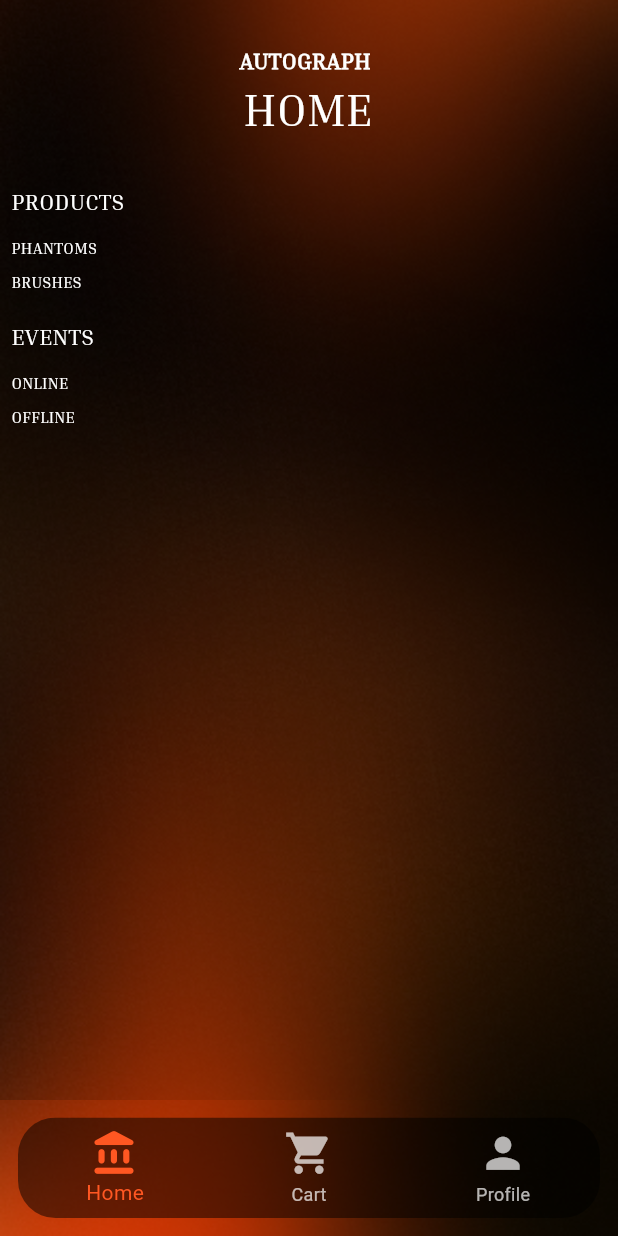
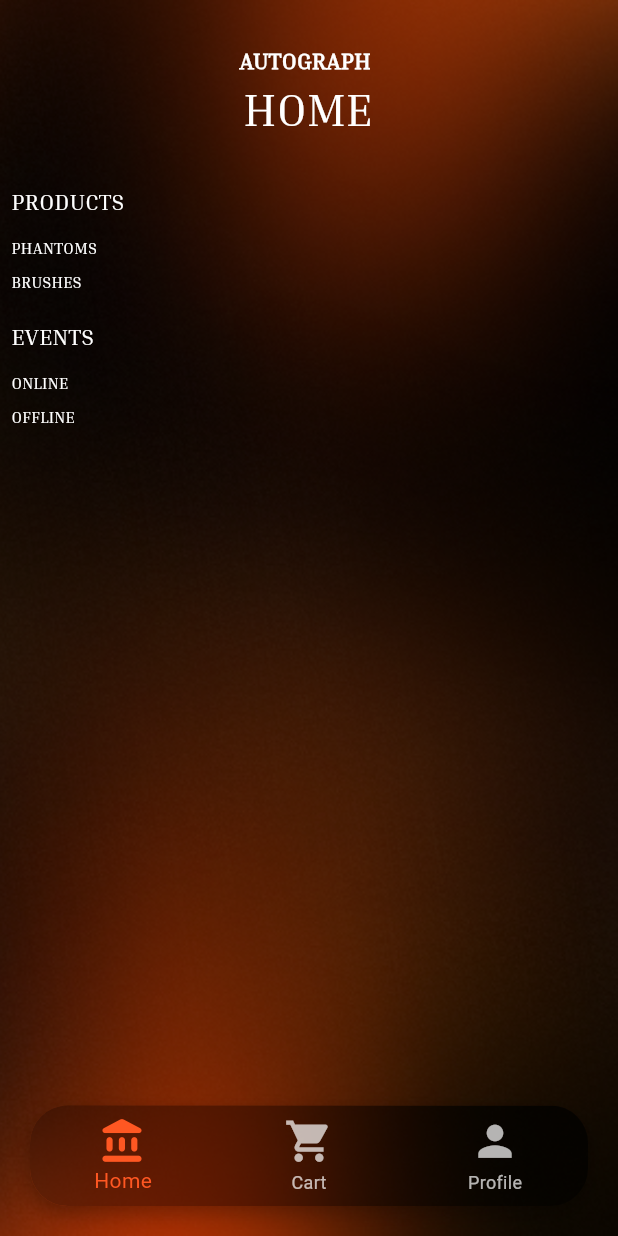
Before and after one commit to Garretlil/autograph_app, a Flutter app: the screen it shows after launch, after a tap on "Зарегистрироваться", on a phone screen of 412 x 824 dp. Run offline on Flutter 3.47's test engine with Material 3 defaults, Android fonts, the light colour scheme and no system bars; our stand-ins replace auto_route; missing offline and left inert: sbp.

Commit message:
Changed the BottomNavigationBar to a floating one

```diff
--- a/lib/HomeScreens/ListOfVebinars.dart
+++ b/lib/HomeScreens/ListOfVebinars.dart
@@ -129,6 +129,9 @@ class _ListOfVebinars extends State<ListOfVebinars> {
                           setState(() {
                             item['isOn'] = value;
                             if (value) {
+                              setState(() {
+                                LocalCart.instance.isProductsInCart=true;
+                              });
                               LocalCart.instance.addWebinarToCourse(widget.section, item);
                             } else {
                               LocalCart.instance.removeWebinarFromCourse(widget.section, item);
@@ -145,7 +148,8 @@ class _ListOfVebinars extends State<ListOfVebinars> {
             Row(
               children: [
                 Padding(
-                  padding: const EdgeInsets.only(left: 20.0),
+                  padding: EdgeInsets.only(left: 10.0 * MediaQuery.of(context).devicePixelRatio,
+                      bottom: 40.0 * MediaQuery.of(context).devicePixelRatio),
                   child: Text(
                     'TOTAL:   ${LocalCart.instance.getCourseTotalPrice(widget.section)}\$ ',
                     style: const TextStyle(
--- a/lib/HomeScreens/LocalCart.dart
+++ b/lib/HomeScreens/LocalCart.dart
@@ -2,6 +2,7 @@ import '../Courses.dart';
 
 class LocalCart {
    LocalCart._privateConstructor();
+   bool isProductsInCart=false;
 
    static final LocalCart instance = LocalCart._privateConstructor();
 
@@ -54,6 +55,9 @@ class LocalCart {
 
          if (webinars.isEmpty) {
             _selectedWebinarsByCourse.remove(courseName);
+            if (getSelectedCourses().isEmpty){
+                isProductsInCart=false;
+            }
          }
       }
    }
@@ -72,4 +76,5 @@ class LocalCart {
    List<String> getSelectedCourses() {
       return _selectedWebinarsByCourse.keys.toList();
    }
+
 }
--- a/lib/ProfileScreens/ProfilePage.dart
+++ b/lib/ProfileScreens/ProfilePage.dart
@@ -64,10 +64,60 @@ class ProfileScreen extends StatelessWidget {
                   ),
                 ),
                 const SizedBox(height: 50),
-                const MenuItem(title: 'MY EVENTS'),
-                const MenuItem(title: 'ORDERS'),
-                const MenuItem(title: 'SETTINGS'),
-                const MenuItem(title: 'SUPPORT'),
+                GestureDetector(
+                  onTap: () {
+                    Navigator.pushNamed(context, '/MY_EVENTS');
+                  },
+                  child: Text(
+                    'MY EVENTS',
+                    style: TextStyle(
+                      fontSize: 9.0 * MediaQuery.of(context).devicePixelRatio,
+                      fontWeight: FontWeight.normal,
+                      color: Colors.white,
+                      fontFamily: 'Inria Serif',
+                    ),
+                  ),
+                ),
+                const SizedBox(height: 7),
+                Padding(
+                  padding: const EdgeInsets.symmetric(vertical: 10),
+                  child: Text(
+                    'ORDERS',
+                    style:  TextStyle(
+                      color: Colors.white,
+                      fontSize: 9.0 * MediaQuery.of(context).devicePixelRatio,
+                      fontWeight: FontWeight.normal,
+                      fontFamily: 'Inria Serif',
+                      letterSpacing: 1.5,
+                    ),
+                  ),
+                ),
+                Padding(
+                  padding: const EdgeInsets.symmetric(vertical: 10),
+                  child: Text(
+                    'SETTINGS',
+                    style:  TextStyle(
+                      color: Colors.white,
+                      fontSize: 9.0 * MediaQuery.of(context).devicePixelRatio,
+                      fontWeight: FontWeight.normal,
+                      fontFamily: 'Inria Serif',
+                      letterSpacing: 1.5,
+                    ),
+                  ),
+                ),
+                Padding(
+                  padding: const EdgeInsets.symmetric(vertical: 10),
+                  child: Text(
+                    'SUPPORT',
+                    style:  TextStyle(
+                      color: Colors.white,
+                      fontSize: 9.0 * MediaQuery.of(context).devicePixelRatio,
+                      fontWeight: FontWeight.normal,
+                      fontFamily: 'Inria Serif',
+                      letterSpacing: 1.5,
+                    ),
+                  ),
+                ),
                 const Spacer(),
                 const Text(
                   'EST. 2024',
@@ -84,27 +134,3 @@ class ProfileScreen extends StatelessWidget {
      );
   }
 }
-
-// Виджет для пунктов меню
-class MenuItem extends StatelessWidget {
-  final String title;
-
-  const MenuItem({super.key, required this.title});
-
-  @override
-  Widget build(BuildContext context) {
-    return Padding(
-      padding: const EdgeInsets.symmetric(vertical: 10),
-      child: Text(
-        title,
-        style:  TextStyle(
-          color: Colors.white,
-          fontSize: 9.0 * MediaQuery.of(context).devicePixelRatio,
-          fontWeight: FontWeight.normal,
-          fontFamily: 'Inria Serif',
-          letterSpacing: 1.5,
-        ),
-      ),
-    );
-  }
-}
--- a/lib/ScreensWithNavigationBar.dart
+++ b/lib/ScreensWithNavigationBar.dart
@@ -6,6 +6,8 @@ import 'HomeScreens/EventsOnline.dart';
 import 'HomeScreens/EventsOnlineOfflineScreen.dart';
 import 'HomeScreens/HomePage.dart';
 import 'HomeScreens/ListOfVebinars.dart';
+import 'HomeScreens/LocalCart.dart';
+import 'ProfileScreens/ProfileMyEventsScreen.dart';
 import 'ProfileScreens/ProfilePage.dart';
 
 class ScreensWithNavigationBar extends StatefulWidget {
@@ -17,7 +19,9 @@ class ScreensWithNavigationBar extends StatefulWidget {
 }
 
 class _ScreensWithNavigationBarState extends State<ScreensWithNavigationBar> {
+
   int _selectedIndex = 0;
+  int cartItemCount = 0;
 
   final List<GlobalKey<NavigatorState>> _navigatorKeys = [
     GlobalKey<NavigatorState>(),
@@ -33,6 +37,28 @@ class _ScreensWithNavigationBarState extends State<ScreensWithNavigationBar> {
       return true;
     }
     return false;
+  }
+
+  Widget _buildCartIcon() {
+    return Stack(
+      clipBehavior: Clip.none,
+      children: [
+        const Icon(Icons.shopping_cart),
+        if (LocalCart.instance.isProductsInCart)
+          Positioned(
+            right: -1,
+            top: 0,
+            child: Container(
+              width: 8,
+              height: 8,
+              decoration: const BoxDecoration(
+                color: Colors.deepOrange,
+                shape: BoxShape.circle,
+              ),
+            ),
+          ),
+      ],
+    );
   }
 
   Widget _buildNavigator(int index) {
@@ -87,7 +113,11 @@ class _ScreensWithNavigationBarState extends State<ScreensWithNavigationBar> {
               switch (settings.name) {
                 case '/':
                   return const ProfileScreen();
-                case '/editProfile':
+                case '/MY_EVENTS':
+                  return const ProfileMyEventsScreen();
+                case '/Orders':
+                  return const ProfileScreen();
+                case '/Settings':
                   return const ProfileScreen();
                 default:
                   throw Exception('Unknown route: ${settings.name}');
@@ -107,25 +137,36 @@ class _ScreensWithNavigationBarState extends State<ScreensWithNavigationBar> {
     return WillPopScope(
       onWillPop: _onWillPop,
       child: Scaffold(
-        body: IndexedStack(
+        body: Stack(
+          children: [
+            IndexedStack(
               index: _selectedIndex,
               children: List.generate(
                 _navigatorKeys.length,
                     (index) => _buildNavigator(index),
               ),
             ),
-        bottomNavigationBar: Container(
+            Positioned(
+              left: 20,
+              right: 20,
+              bottom: 20,
+              child: Container(
                 decoration: BoxDecoration(
                   image: const DecorationImage(
                     image: AssetImage('assets/imageBottom.png'),
                     fit: BoxFit.cover,
                   ),
-            borderRadius: BorderRadius.circular(0),
+                  borderRadius: BorderRadius.circular(25),
+                  boxShadow: const [
+                    BoxShadow(
+                      color: Colors.black26,
+                      blurRadius: 10,
+                      offset: Offset(0, 5),
                     ),
-          child: Padding(
-            padding: const EdgeInsets.all(12.0),
+                  ],
+                ),
                 child: ClipRRect(
-              borderRadius: const BorderRadius.all(Radius.circular(25)),
+                  borderRadius: BorderRadius.circular(25),
                   child: BottomNavigationBar(
                     elevation: 0,
                     backgroundColor: Colors.black.withOpacity(0.5),
@@ -138,16 +179,16 @@ class _ScreensWithNavigationBarState extends State<ScreensWithNavigationBar> {
                         _selectedIndex = index;
                       });
                     },
-                items: const <BottomNavigationBarItem>[
-                  BottomNavigationBarItem(
+                    items: <BottomNavigationBarItem>[
+                      const BottomNavigationBarItem(
                         icon: Icon(Icons.account_balance_rounded),
                         label: 'Home',
                       ),
                       BottomNavigationBarItem(
-                    icon: Icon(Icons.shopping_cart),
+                        icon: _buildCartIcon(),
                         label: 'Cart',
                       ),
-                  BottomNavigationBarItem(
+                      const BottomNavigationBarItem(
                         icon: Icon(Icons.person),
                         label: 'Profile',
                       ),
@@ -156,8 +197,11 @@ class _ScreensWithNavigationBarState extends State<ScreensWithNavigationBar> {
                 ),
               ),
             ),
+          ],
+        ),
       ),
     );
   }
 
+
 }
```
Also changed, not shown: lib/CartScreens/CartEventsScreen.dart (+17 -7 lines), lib/ProfileScreens/ProfileMyEventsScreen.dart (added, +154 -0 lines). Lines whose indentation alone changed are shown as unchanged.
